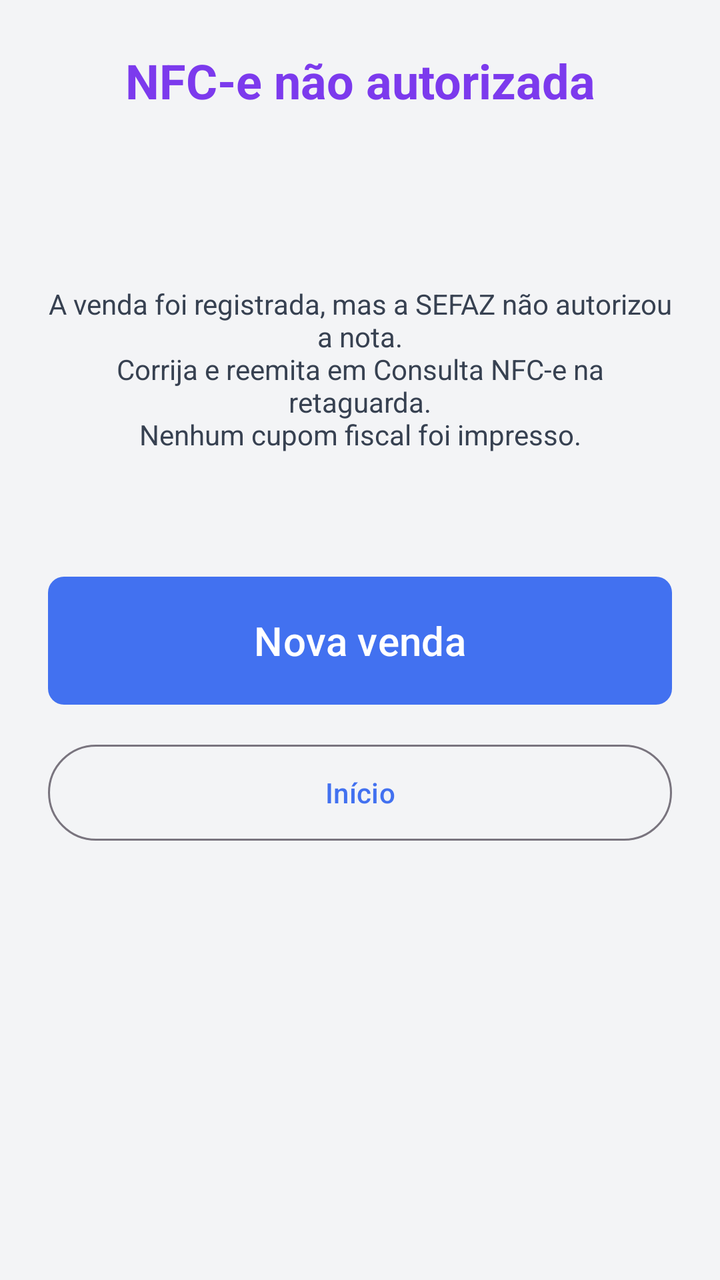
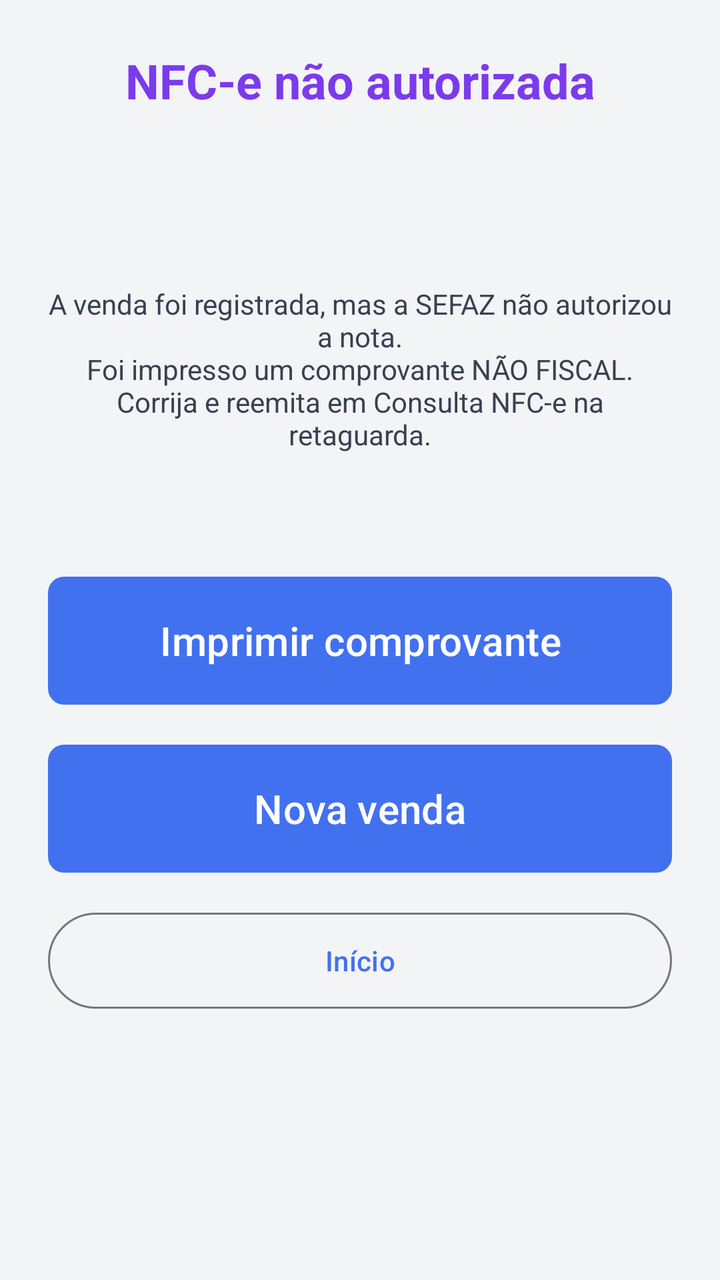

Before-and-after screenshots of an Android layout around one commit, followed by the original layout XML and the change that was made.
<!-- AndroidManifest.xml: application theme Theme.POSmaisgestao -->
<!-- res/layout/activity_falha_nfce.xml -->
<?xml version="1.0" encoding="utf-8"?>
<ScrollView xmlns:android="http://schemas.android.com/apk/res/android"
    android:layout_width="match_parent"
    android:layout_height="match_parent"
    android:fillViewport="true">

    <LinearLayout
        android:layout_width="match_parent"
        android:layout_height="wrap_content"
        android:gravity="center_horizontal"
        android:orientation="vertical"
        android:padding="24dp">

        <TextView
            android:layout_width="match_parent"
            android:layout_height="wrap_content"
            android:gravity="center"
            android:text="@string/nfce_rejeitada_titulo"
            android:textColor="@color/cartao"
            android:textSize="24sp"
            android:textStyle="bold" />

        <TextView
            android:id="@+id/txtCstat"
            android:layout_width="match_parent"
            android:layout_height="wrap_content"
            android:layout_marginTop="12dp"
            android:gravity="center"
            android:textColor="@color/foreground"
            android:textSize="16sp"
            android:textStyle="bold" />

        <TextView
            android:id="@+id/txtMotivo"
            android:layout_width="match_parent"
            android:layout_height="wrap_content"
            android:layout_marginTop="12dp"
            android:gravity="center"
            android:textColor="@color/foreground"
            android:textSize="15sp" />

        <TextView
            android:layout_width="match_parent"
            android:layout_height="wrap_content"
            android:layout_marginTop="20dp"
            android:gravity="center"
            android:text="@string/nfce_rejeitada_ajuda"
            android:textColor="@color/muted_foreground"
            android:textSize="14sp" />

        <TextView
            android:id="@+id/txtCodigoVenda"
            android:layout_width="match_parent"
            android:layout_height="wrap_content"
            android:layout_marginTop="12dp"
            android:gravity="center"
            android:textColor="@color/muted_foreground"
            android:textSize="13sp" />

        <com.google.android.material.button.MaterialButton
            android:id="@+id/btnNovaVendaFalha"
            style="@style/PosBigButton"
            android:layout_width="match_parent"
            android:layout_height="wrap_content"
            android:layout_marginTop="28dp"
            android:text="@string/nova_venda" />

        <com.google.android.material.button.MaterialButton
            android:id="@+id/btnInicioFalha"
            style="@style/Widget.Material3.Button.OutlinedButton"
            android:layout_width="match_parent"
            android:layout_height="wrap_content"
            android:layout_marginTop="12dp"
            android:minHeight="56dp"
            android:text="@string/voltar_inicio" />
    </LinearLayout>
</ScrollView>
<!-- resources referenced by this layout -->
<resources>
  <color name="cartao">#7C3AED</color>
  <color name="foreground">#111827</color>
  <color name="muted_foreground">#374151</color>
  <string name="nfce_rejeitada_ajuda">A venda foi registrada, mas a SEFAZ não autorizou a nota.\nCorrija e reemita em Consulta NFC-e na retaguarda.\nNenhum cupom fiscal foi impresso.</string>
  <string name="nfce_rejeitada_titulo">NFC-e não autorizada</string>
  <string name="nova_venda">Nova venda</string>
  <string name="voltar_inicio">Início</string>
  <style name="PosBigButton" parent="Widget.Material3.Button">
          <item name="android:minHeight">72dp</item>
          <item name="android:textSize">20sp</item>
          <item name="android:textAllCaps">false</item>
          <item name="cornerRadius">8dp</item>
          <item name="backgroundTint">@color/primary</item>
          <item name="android:textColor">@color/primary_foreground</item>
      </style>
  <style name="Theme.POSmaisgestao" parent="Base.Theme.POSmaisgestao" />
  <color name="primary">#4271F0</color>
  <color name="primary_foreground">#FFFFFF</color>
  <style name="Base.Theme.POSmaisgestao" parent="Theme.Material3.Light.NoActionBar">
          <item name="colorPrimary">@color/primary</item>
          <item name="colorPrimaryDark">@color/primary_dark</item>
          <item name="colorSecondary">@color/accent</item>
          <item name="colorOnPrimary">@color/primary_foreground</item>
          <item name="colorOnSurface">@color/foreground</item>
          <item name="colorOnBackground">@color/foreground</item>
          <item name="android:statusBarColor">@color/primary_dark</item>
          <item name="android:windowBackground">@color/surface</item>
          <item name="android:colorBackground">@color/background</item>
          <item name="android:textColorPrimary">@color/foreground</item>
          <item name="android:textColorSecondary">@color/muted_foreground</item>
          <item name="android:textColor">@color/foreground</item>
          <item name="android:textColorHint">@color/muted_foreground</item>
      </style>
  <color name="primary_dark">#0B42DA</color>
  <color name="accent">#D0D9F1</color>
  <color name="surface">#F3F4F6</color>
  <color name="background">#FFFFFF</color>
</resources>

<!-- the commit's change to res/layout/activity_falha_nfce.xml (unified diff, before → after) -->
@@ -58,11 +58,19 @@
             android:textSize="13sp" />
 
         <com.google.android.material.button.MaterialButton
+            android:id="@+id/btnImprimirComprovanteFalha"
+            style="@style/PosBigButton"
+            android:layout_width="match_parent"
+            android:layout_height="wrap_content"
+            android:layout_marginTop="28dp"
+            android:text="@string/imprimir_comprovante" />
+
+        <com.google.android.material.button.MaterialButton
             android:id="@+id/btnNovaVendaFalha"
             style="@style/PosBigButton"
             android:layout_width="match_parent"
             android:layout_height="wrap_content"
-            android:layout_marginTop="28dp"
+            android:layout_marginTop="12dp"
             android:text="@string/nova_venda" />
 
         <com.google.android.material.button.MaterialButton
<!-- resource entries referenced after the edit -->
@@ -3,7 +3,8 @@
   <color name="cartao">#7C3AED</color>
   <color name="foreground">#111827</color>
   <color name="muted_foreground">#374151</color>
-  <string name="nfce_rejeitada_ajuda">A venda foi registrada, mas a SEFAZ não autorizou a nota.\nCorrija e reemita em Consulta NFC-e na retaguarda.\nNenhum cupom fiscal foi impresso.</string>
+  <string name="imprimir_comprovante">Imprimir comprovante</string>
+  <string name="nfce_rejeitada_ajuda">A venda foi registrada, mas a SEFAZ não autorizou a nota.\nFoi impresso um comprovante NÃO FISCAL.\nCorrija e reemita em Consulta NFC-e na retaguarda.</string>
   <string name="nfce_rejeitada_titulo">NFC-e não autorizada</string>
   <string name="nova_venda">Nova venda</string>
   <string name="voltar_inicio">Início</string>
